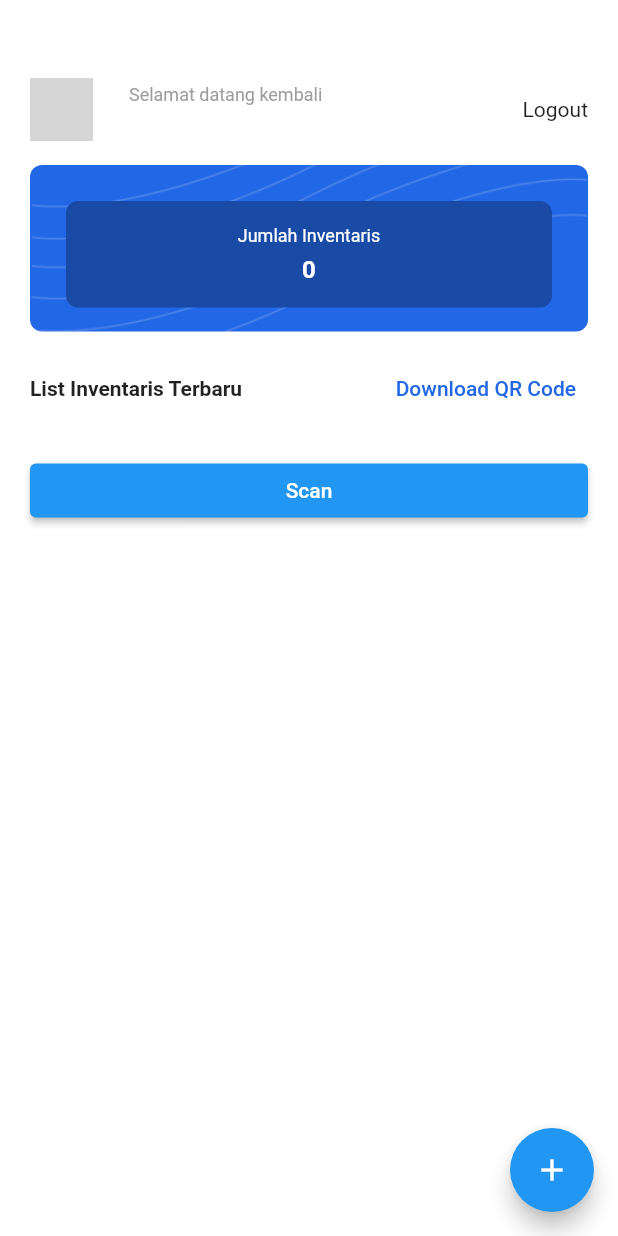
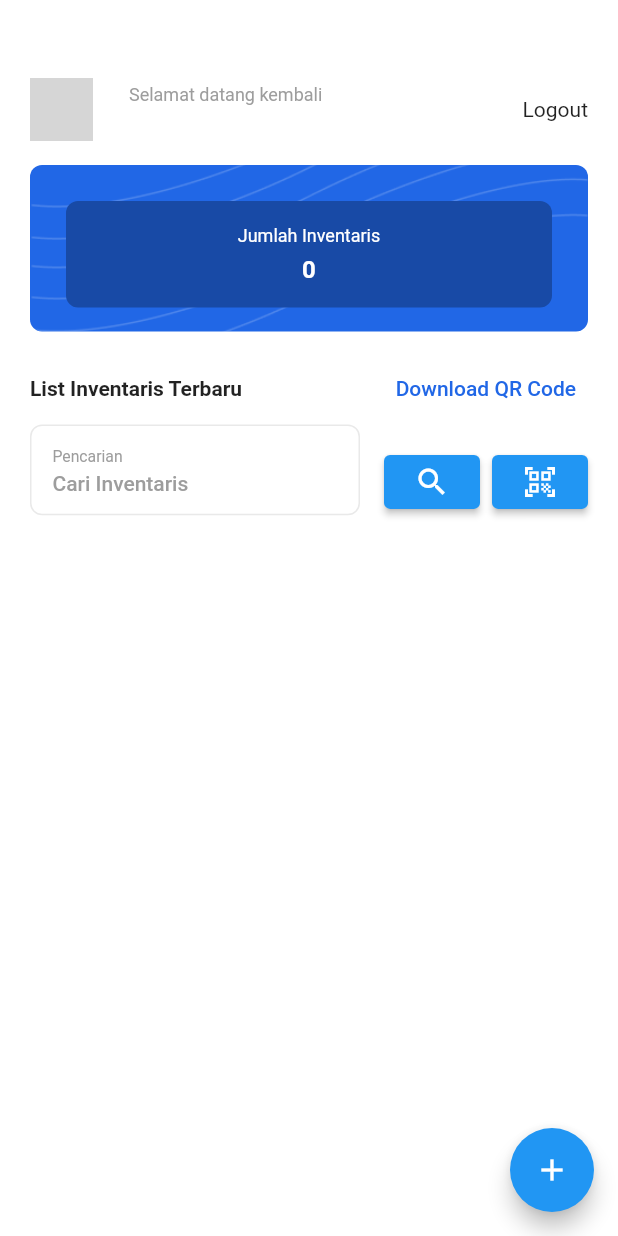
Before and after one commit to hayodavis/lab-manajemen-sekolah, a Flutter app: the HomeView screen opened by its route, on a phone screen of 412 x 824 dp. Run offline on Flutter 3.47's test engine with Material 2 defaults, Android fonts, the phone set to English and light mode, and no system bars; our stand-ins replace cloud_firestore, file_picker, firebase_auth, firebase_core, firebase_storage, flutter_svg and 5 more; missing offline and left inert: camera_camera, flutter_barcode_scanner; accounts and stored records are empty; network calls fail; Roboto replaces fonts that are missing (inter, poppins); grey boxes are pictures that could not be loaded.

Commit message:
Penambahan fitur search
Fitur search belum mampu mendeteksi huruf besar dan kecil, serta kata kedua .

```diff
--- a/lib/app/modules/home/views/home_view.dart
+++ b/lib/app/modules/home/views/home_view.dart
@@ -193,6 +193,30 @@ class HomeView extends GetView<HomeController> {
                           ],
                         ),
                       ),
+                      Container(
+                        child: Row(
+                          mainAxisAlignment: MainAxisAlignment.center,
+                          crossAxisAlignment: CrossAxisAlignment.center,
+                          children: [
+                            Expanded(
+                                child: CustomInput(
+                              controller: controller.searchC,
+                              hint: "Cari Inventaris",
+                              label: "Pencarian",
+                            )),
+                            const SizedBox(
+                              width: 16,
+                            ),
+                            ElevatedButton(
+                                onPressed: () => controller.search(),
+                                child: Icon(Icons.search)),
+                            SizedBox(width: 8),
+                            ElevatedButton(
+                                onPressed: () => {controller.scanQr()},
+                                child: Icon(Icons.qr_code_scanner))
+                          ],
+                        ),
+                      ),
                       // SizedBox(height: 20),
                       // Container(
                       //   child: Row(
@@ -214,37 +238,6 @@ class HomeView extends GetView<HomeController> {
                       //     ],
                       //   ),
                       // ),
-                      SizedBox(height: 20),
-                      ElevatedButton(
-                          onPressed: () async {
-                            String barcode =
-                                await FlutterBarcodeScanner.scanBarcode(
-                              "#000000",
-                              "CANCEL",
-                              true,
-                              ScanMode.QR,
-                            );
-                            Map<String, dynamic> hasil =
-                                await controller.getInvetoryById(barcode);
-                            if (hasil["error"] == false) {
-                              print(hasil);
-                              Get.toNamed(Routes.DETAIL_INVENTORY, arguments: {
-                                "id": "${hasil["data"]["inventory_id"]}",
-                                "title": "${hasil["data"]["title"]}",
-                                "spesification":
-                                    "${hasil["data"]["spesification"]}",
-                                "kondisi": "${hasil["data"]["kondisi"]}",
-                                "image": "${hasil["data"]["image"]}",
-                              });
-                            } else {
-                              Get.snackbar(
-                                "Error",
-                                hasil["message"],
-                                duration: const Duration(seconds: 2),
-                              );
-                            }
-                          },
-                          child: Text("Scan")),
                       StreamBuilder<QuerySnapshot<Map<String, dynamic>>>(
                           stream: controller
                               .streamLastInventory()
```
Also changed, not shown: lib/app/modules/home/controllers/home_controller.dart (+29 -11 lines).
